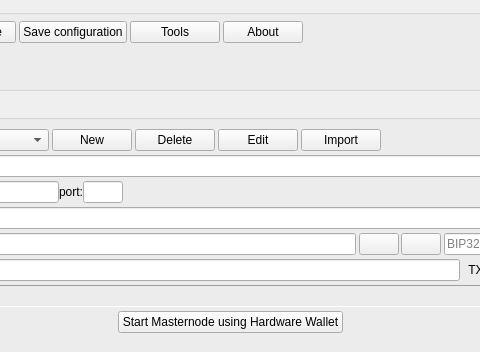
Qt form src/ui/ui_main_dlg.ui (Bertrand256/dash-masternode-tool) before a commit; both pictures show x 217 to 697 and y 0 to 352 of the 903 by 501 pixel window.
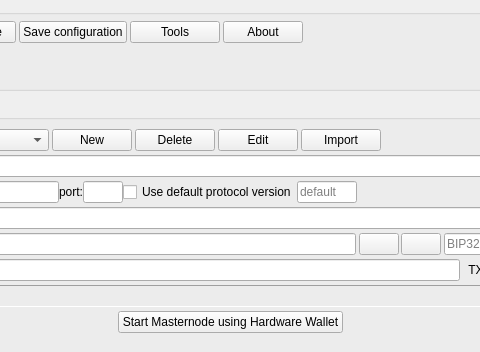
The same form after that commit.

Commit message: Setting the protocol version based on the value obtained from the RPC node (as it was before 0.9.13) to overcome propagation time + ability of entering this value from the UI. Accepting 'unverified' SSL certificates while downloading external data in the proposals window (issues on linux).

```diff
--- a/src/ui/ui_main_dlg.ui
+++ b/src/ui/ui_main_dlg.ui
@@ -215,6 +215,38 @@
              </property>
             </widget>
            </item>
+           <item>
+            <widget class="QCheckBox" name="chbUseDefaultProtocolVersion">
+             <property name="toolTip">
+              <string>Use the protocol version number (from the RPC node) when starting masternode</string>
+             </property>
+             <property name="text">
+              <string>Use default protocol version</string>
+             </property>
+            </widget>
+           </item>
+           <item>
+            <widget class="QLineEdit" name="edtMnProtocolVersion">
+             <property name="maximumSize">
+              <size>
+               <width>60</width>
+               <height>16777215</height>
+              </size>
+             </property>
+             <property name="toolTip">
+              <string>Enter the protocol version number to be sent at masternode start time</string>
+             </property>
+             <property name="statusTip">
+              <string/>
+             </property>
+             <property name="inputMask">
+              <string>00009</string>
+             </property>
+             <property name="placeholderText">
+              <string>default</string>
+             </property>
+            </widget>
+           </item>
            <item>
             <spacer name="horizontalSpacer_2">
              <property name="orientation">
```
The commit also changes 7 other files.
